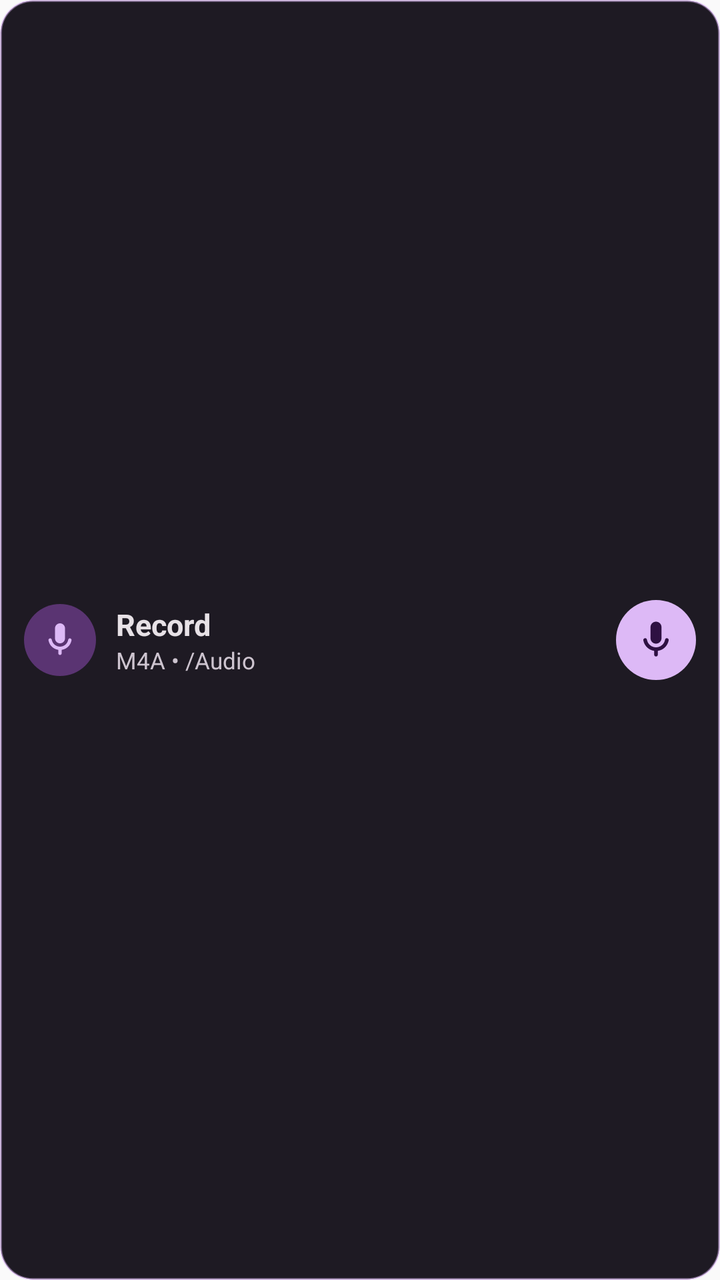
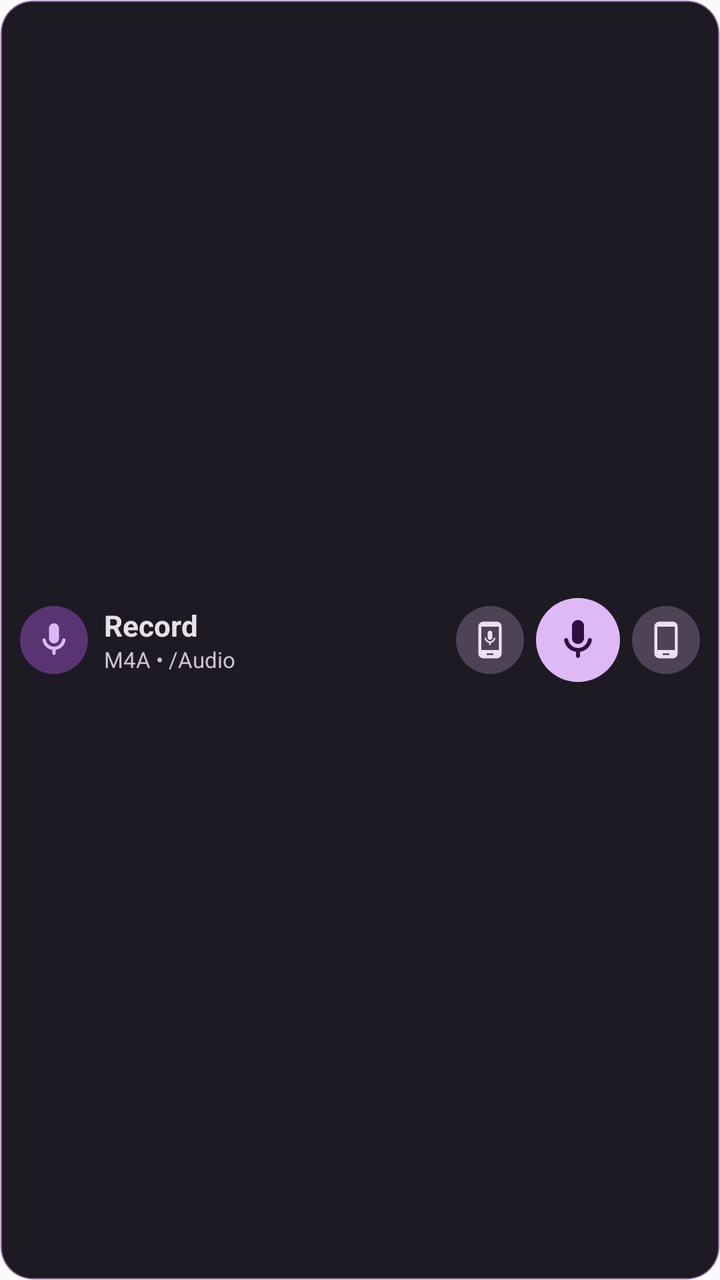

An Android layout rendered at two revisions. The XML below is the earlier revision; the diff shows what the commit changed to produce the second picture.
<!-- AndroidManifest.xml: application theme Theme.Toolbox -->
<!-- res/layout/widget_audio_recorder.xml -->
<?xml version="1.0" encoding="utf-8"?>
<FrameLayout xmlns:android="http://schemas.android.com/apk/res/android"
    android:id="@android:id/background"
    android:layout_width="match_parent"
    android:layout_height="match_parent"
    android:background="@drawable/bg_todo_widget_card"
    android:clipToOutline="true">

    <ImageView
        android:id="@+id/widget_audio_recorder_background"
        android:layout_width="match_parent"
        android:layout_height="match_parent"
        android:contentDescription="@null"
        android:scaleType="fitXY"
        android:src="@drawable/bg_todo_widget_card" />

    <LinearLayout
        android:id="@+id/widget_audio_recorder_root"
        android:layout_width="match_parent"
        android:layout_height="match_parent"
        android:gravity="center_vertical"
        android:orientation="horizontal"
        android:paddingStart="12dp"
        android:paddingTop="8dp"
        android:paddingEnd="12dp"
        android:paddingBottom="8dp">

        <FrameLayout
            android:id="@+id/widget_audio_recorder_badge"
            android:layout_width="36dp"
            android:layout_height="36dp">

            <ImageView
                android:id="@+id/widget_audio_recorder_badge_bg"
                android:layout_width="match_parent"
                android:layout_height="match_parent"
                android:contentDescription="@null"
                android:src="@drawable/bg_music_widget_circle"
                android:tint="#FF5A3472" />

            <ImageView
                android:id="@+id/widget_audio_recorder_badge_icon"
                android:layout_width="match_parent"
                android:layout_height="match_parent"
                android:contentDescription="@null"
                android:padding="8dp"
                android:scaleType="centerInside"
                android:src="@drawable/ic_widget_mic"
                android:tint="#FFDDB9F6" />
        </FrameLayout>

        <LinearLayout
            android:id="@+id/widget_audio_recorder_text_container"
            android:layout_width="0dp"
            android:layout_height="wrap_content"
            android:layout_marginStart="10dp"
            android:layout_marginEnd="8dp"
            android:layout_weight="1"
            android:orientation="vertical">

            <TextView
                android:id="@+id/widget_audio_recorder_title"
                android:layout_width="match_parent"
                android:layout_height="wrap_content"
                android:ellipsize="end"
                android:maxLines="1"
                android:text="Record"
                android:textColor="#FFE7E1E6"
                android:textSize="15sp"
                android:textStyle="bold" />

            <TextView
                android:id="@+id/widget_audio_recorder_subtitle"
                android:layout_width="match_parent"
                android:layout_height="wrap_content"
                android:ellipsize="end"
                android:maxLines="1"
                android:text="M4A • /Audio"
                android:textColor="#FFCDC4CF"
                android:textSize="11.5sp" />
        </LinearLayout>

        <FrameLayout
            android:id="@+id/widget_audio_recorder_record_button"
            android:layout_width="40dp"
            android:layout_height="40dp"
            android:contentDescription="Start recording voice memo">

            <ImageView
                android:id="@+id/widget_audio_recorder_record_button_bg"
                android:layout_width="match_parent"
                android:layout_height="match_parent"
                android:contentDescription="@null"
                android:src="@drawable/bg_music_widget_circle"
                android:tint="#FFDDB9F6" />

            <ImageView
                android:id="@+id/widget_audio_recorder_record_button_icon"
                android:layout_width="match_parent"
                android:layout_height="match_parent"
                android:background="?android:attr/selectableItemBackgroundBorderless"
                android:contentDescription="@null"
                android:padding="9dp"
                android:scaleType="centerInside"
                android:src="@drawable/ic_widget_mic"
                android:tint="#FF2E1142" />
        </FrameLayout>
    </LinearLayout>
</FrameLayout>
<!-- resources referenced by this layout -->
<resources>
  <!-- drawable bg_music_widget_circle (drawable) -->
  <?xml version="1.0" encoding="utf-8"?>
  <shape xmlns:android="http://schemas.android.com/apk/res/android"
      android:shape="oval">
      <solid android:color="#FFFFFFFF" />
  </shape>
  <!-- drawable bg_todo_widget_card (drawable) -->
  <?xml version="1.0" encoding="utf-8"?>
  <shape xmlns:android="http://schemas.android.com/apk/res/android"
      android:shape="rectangle">
      <corners android:radius="16dp" />
      <solid android:color="#FF1E1A23" />
      <stroke
          android:width="1dp"
          android:color="#6BDDB9F6" />
  </shape>
  <!-- drawable ic_widget_mic (drawable) -->
  <?xml version="1.0" encoding="utf-8"?>
  <vector xmlns:android="http://schemas.android.com/apk/res/android"
      android:width="24dp"
      android:height="24dp"
      android:viewportWidth="24"
      android:viewportHeight="24">
      <path
          android:fillColor="#FFFFFFFF"
          android:pathData="M12,14c1.66,0 3,-1.34 3,-3V5c0,-1.66 -1.34,-3 -3,-3S9,3.34 9,5v6C9,12.66 10.34,14 12,14zM17.91,11c-0.49,0 -0.9,0.36 -0.98,0.85C16.52,14.2 14.47,16 12,16s-4.52,-1.8 -4.93,-4.15c-0.08,-0.49 -0.49,-0.85 -0.98,-0.85c-0.61,0 -1.09,0.54 -1,1.14c0.49,3 2.89,5.35 5.91,5.78V20c0,0.55 0.45,1 1,1s1,-0.45 1,-1v-2.08c3.02,-0.43 5.42,-2.78 5.91,-5.78C19,11.54 18.52,11 17.91,11z" />
  </vector>
  <style name="Theme.Toolbox" parent="android:Theme.Material.Light.NoActionBar" />
</resources>

<!-- the commit's change to res/layout/widget_audio_recorder.xml (unified diff, before → after) -->
@@ -20,15 +20,15 @@
         android:layout_height="match_parent"
         android:gravity="center_vertical"
         android:orientation="horizontal"
-        android:paddingStart="12dp"
+        android:paddingStart="10dp"
         android:paddingTop="8dp"
-        android:paddingEnd="12dp"
+        android:paddingEnd="10dp"
         android:paddingBottom="8dp">
 
         <FrameLayout
             android:id="@+id/widget_audio_recorder_badge"
-            android:layout_width="36dp"
-            android:layout_height="36dp">
+            android:layout_width="34dp"
+            android:layout_height="34dp">
 
             <ImageView
                 android:id="@+id/widget_audio_recorder_badge_bg"
@@ -43,7 +43,7 @@
                 android:layout_width="match_parent"
                 android:layout_height="match_parent"
                 android:contentDescription="@null"
-                android:padding="8dp"
+                android:padding="7dp"
                 android:scaleType="centerInside"
                 android:src="@drawable/ic_widget_mic"
                 android:tint="#FFDDB9F6" />
@@ -53,8 +53,8 @@
             android:id="@+id/widget_audio_recorder_text_container"
             android:layout_width="0dp"
             android:layout_height="wrap_content"
-            android:layout_marginStart="10dp"
-            android:layout_marginEnd="8dp"
+            android:layout_marginStart="8dp"
+            android:layout_marginEnd="6dp"
             android:layout_weight="1"
             android:orientation="vertical">
 
@@ -66,7 +66,7 @@
                 android:maxLines="1"
                 android:text="Record"
                 android:textColor="#FFE7E1E6"
-                android:textSize="15sp"
+                android:textSize="14.5sp"
                 android:textStyle="bold" />
 
             <TextView
@@ -77,33 +77,99 @@
                 android:maxLines="1"
                 android:text="M4A • /Audio"
                 android:textColor="#FFCDC4CF"
-                android:textSize="11.5sp" />
+                android:textSize="11sp" />
         </LinearLayout>
 
-        <FrameLayout
-            android:id="@+id/widget_audio_recorder_record_button"
-            android:layout_width="40dp"
-            android:layout_height="40dp"
-            android:contentDescription="Start recording voice memo">
+        
+        <LinearLayout
+            android:id="@+id/widget_audio_recorder_buttons_row"
+            android:layout_width="wrap_content"
+            android:layout_height="wrap_content"
+            android:gravity="center_vertical"
+            android:orientation="horizontal">
 
-            <ImageView
-                android:id="@+id/widget_audio_recorder_record_button_bg"
-                android:layout_width="match_parent"
-                android:layout_height="match_parent"
-                android:contentDescription="@null"
-                android:src="@drawable/bg_music_widget_circle"
-                android:tint="#FFDDB9F6" />
+            
+            <FrameLayout
+                android:id="@+id/widget_audio_recorder_both_button"
+                android:layout_width="34dp"
+                android:layout_height="34dp"
+                android:contentDescription="Record device and microphone audio">
 
-            <ImageView
-                android:id="@+id/widget_audio_recorder_record_button_icon"
-                android:layout_width="match_parent"
-                android:layout_height="match_parent"
-                android:background="?android:attr/selectableItemBackgroundBorderless"
-                android:contentDescription="@null"
-                android:padding="9dp"
-                android:scaleType="centerInside"
-                android:src="@drawable/ic_widget_mic"
-                android:tint="#FF2E1142" />
-        </FrameLayout>
+                <ImageView
+                    android:id="@+id/widget_audio_recorder_both_button_bg"
+                    android:layout_width="match_parent"
+                    android:layout_height="match_parent"
+                    android:contentDescription="@null"
+                    android:src="@drawable/bg_music_widget_circle"
+                    android:tint="#FF4E4356" />
+
+                <ImageView
+                    android:id="@+id/widget_audio_recorder_both_button_icon"
+                    android:layout_width="match_parent"
+                    android:layout_height="match_parent"
+                    android:background="?android:attr/selectableItemBackgroundBorderless"
+                    android:contentDescription="@null"
+                    android:padding="7dp"
+                    android:scaleType="centerInside"
+                    android:src="@drawable/ic_widget_device_and_mic"
+                    android:tint="#FFEFDEF5" />
+            </FrameLayout>
+
+            
+            <FrameLayout
+                android:id="@+id/widget_audio_recorder_record_button"
+                android:layout_width="42dp"
+                android:layout_height="42dp"
+                android:layout_marginStart="6dp"
+                android:layout_marginEnd="6dp"
+                android:contentDescription="Start recording microphone voice memo">
+
+                <ImageView
+                    android:id="@+id/widget_audio_recorder_record_button_bg"
+                    android:layout_width="match_parent"
+                    android:layout_height="match_parent"
+                    android:contentDescription="@null"
+                    android:src="@drawable/bg_music_widget_circle"
+                    android:tint="#FFDDB9F6" />
+
+                <ImageView
+                    android:id="@+id/widget_audio_recorder_record_button_icon"
+                    android:layout_width="match_parent"
+                    android:layout_height="match_parent"
+                    android:background="?android:attr/selectableItemBackgroundBorderless"
+                    android:contentDescription="@null"
+                    android:padding="9dp"
+                    android:scaleType="centerInside"
+                    android:src="@drawable/ic_widget_mic"
+                    android:tint="#FF2E1142" />
+            </FrameLayout>
+
+            
+            <FrameLayout
+                android:id="@+id/widget_audio_recorder_device_button"
+                android:layout_width="34dp"
+                android:layout_height="34dp"
+                android:contentDescription="Record internal device audio">
+
+                <ImageView
+                    android:id="@+id/widget_audio_recorder_device_button_bg"
+                    android:layout_width="match_parent"
+                    android:layout_height="match_parent"
+                    android:contentDescription="@null"
+                    android:src="@drawable/bg_music_widget_circle"
+                    android:tint="#FF4E4356" />
+
+                <ImageView
+                    android:id="@+id/widget_audio_recorder_device_button_icon"
+                    android:layout_width="match_parent"
+                    android:layout_height="match_parent"
+                    android:background="?android:attr/selectableItemBackgroundBorderless"
+                    android:contentDescription="@null"
+                    android:padding="7dp"
+                    android:scaleType="centerInside"
+                    android:src="@drawable/ic_widget_phone_android"
+                    android:tint="#FFEFDEF5" />
+            </FrameLayout>
+        </LinearLayout>
     </LinearLayout>
 </FrameLayout>
<!-- resource entries referenced after the edit -->
@@ -16,6 +16,27 @@
           android:width="1dp"
           android:color="#6BDDB9F6" />
   </shape>
+  <!-- drawable ic_widget_device_and_mic (drawable) -->
+  <?xml version="1.0" encoding="utf-8"?>
+  <vector xmlns:android="http://schemas.android.com/apk/res/android"
+      android:width="24dp"
+      android:height="24dp"
+      android:viewportWidth="24"
+      android:viewportHeight="24">
+      <path
+          android:fillColor="#FFFFFFFF"
+          android:pathData="M16,1H8C6.34,1 5,2.34 5,4v16c0,1.66 1.34,3 3,3h8c1.66,0 3,-1.34 3,-3V4C19,2.34 17.66,1 16,1zM14,21h-4v-1h4V21zM17.25,18H6.75V4h10.5V18z" />
+      <group
+          android:pivotX="12"
+          android:pivotY="12"
+          android:scaleX="0.46"
+          android:scaleY="0.46"
+          android:translateY="-1">
+          <path
+              android:fillColor="#FFFFFFFF"
+              android:pathData="M12,14c1.66,0 3,-1.34 3,-3V5c0,-1.66 -1.34,-3 -3,-3S9,3.34 9,5v6C9,12.66 10.34,14 12,14zM17.91,11c-0.49,0 -0.9,0.36 -0.98,0.85C16.52,14.2 14.47,16 12,16s-4.52,-1.8 -4.93,-4.15c-0.08,-0.49 -0.49,-0.85 -0.98,-0.85c-0.61,0 -1.09,0.54 -1,1.14c0.49,3 2.89,5.35 5.91,5.78V20c0,0.55 0.45,1 1,1s1,-0.45 1,-1v-2.08c3.02,-0.43 5.42,-2.78 5.91,-5.78C19,11.54 18.52,11 17.91,11z" />
+      </group>
+  </vector>
   <!-- drawable ic_widget_mic (drawable) -->
   <?xml version="1.0" encoding="utf-8"?>
   <vector xmlns:android="http://schemas.android.com/apk/res/android"
@@ -27,6 +48,17 @@
           android:fillColor="#FFFFFFFF"
           android:pathData="M12,14c1.66,0 3,-1.34 3,-3V5c0,-1.66 -1.34,-3 -3,-3S9,3.34 9,5v6C9,12.66 10.34,14 12,14zM17.91,11c-0.49,0 -0.9,0.36 -0.98,0.85C16.52,14.2 14.47,16 12,16s-4.52,-1.8 -4.93,-4.15c-0.08,-0.49 -0.49,-0.85 -0.98,-0.85c-0.61,0 -1.09,0.54 -1,1.14c0.49,3 2.89,5.35 5.91,5.78V20c0,0.55 0.45,1 1,1s1,-0.45 1,-1v-2.08c3.02,-0.43 5.42,-2.78 5.91,-5.78C19,11.54 18.52,11 17.91,11z" />
   </vector>
+  <!-- drawable ic_widget_phone_android (drawable) -->
+  <?xml version="1.0" encoding="utf-8"?>
+  <vector xmlns:android="http://schemas.android.com/apk/res/android"
+      android:width="24dp"
+      android:height="24dp"
+      android:viewportWidth="24"
+      android:viewportHeight="24">
+      <path
+          android:fillColor="#FFFFFFFF"
+          android:pathData="M16,1H8C6.34,1 5,2.34 5,4v16c0,1.66 1.34,3 3,3h8c1.66,0 3,-1.34 3,-3V4C19,2.34 17.66,1 16,1zM14,21h-4v-1h4V21zM17.25,18H6.75V4h10.5V18z" />
+  </vector>
   <style name="Theme.Toolbox" parent="android:Theme.Material.Light.NoActionBar" />
 </resources>
 
